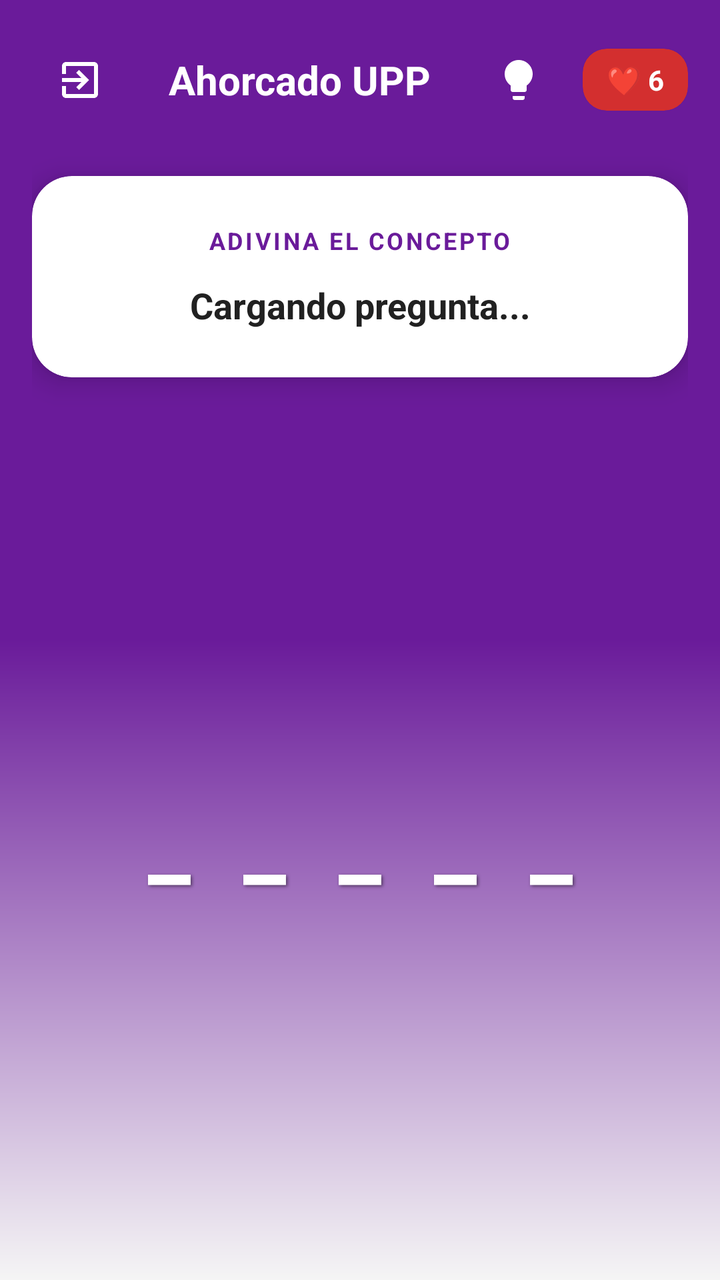
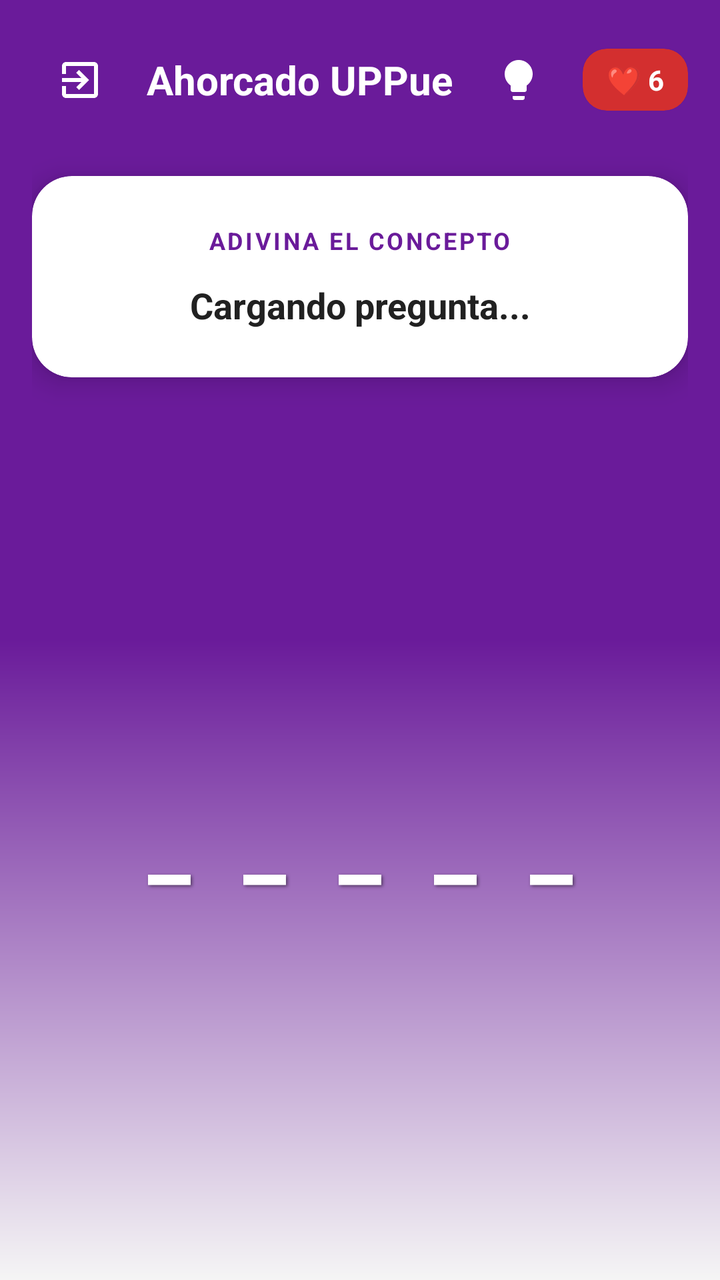

Before-and-after screenshots of an Android layout around one commit, followed by the original layout XML and the change that was made.
<!-- AndroidManifest.xml: activity theme Theme.ReglamentoUpp -->
<!-- res/layout/activity_hangman.xml -->
<?xml version="1.0" encoding="utf-8"?>
<androidx.constraintlayout.widget.ConstraintLayout xmlns:android="http://schemas.android.com/apk/res/android"
    xmlns:app="http://schemas.android.com/apk/res-auto"
    xmlns:tools="http://schemas.android.com/tools"
    android:layout_width="match_parent"
    android:layout_height="match_parent"
    android:background="@drawable/game_background"
    android:padding="16dp"
    tools:context=".HangmanActivity">

    <LinearLayout
        android:id="@+id/headerLayout"
        android:layout_width="match_parent"
        android:layout_height="wrap_content"
        android:orientation="horizontal"
        android:gravity="center_vertical"
        app:layout_constraintTop_toTopOf="parent">

        <ImageButton
            android:id="@+id/btnBack"
            android:layout_width="48dp"
            android:layout_height="48dp"
            android:background="?attr/selectableItemBackgroundBorderless"
            android:src="@drawable/ic_logout"
            app:tint="@color/white"
            android:contentDescription="Volver" />

        <TextView
            android:layout_width="0dp"
            android:layout_height="wrap_content"
            android:layout_weight="1"
            android:text="Ahorcado UPP"
            android:textAlignment="center"
            android:textColor="@color/white"
            android:textStyle="bold"
            android:textSize="20sp" />

        <ImageButton
            android:id="@+id/btnHelp"
            android:layout_width="48dp"
            android:layout_height="48dp"
            android:layout_marginEnd="8dp"
            android:background="?attr/selectableItemBackgroundBorderless"
            android:src="@drawable/ic_foco"
            app:tint="@color/white"
            android:contentDescription="Instrucciones" />

        <com.google.android.material.card.MaterialCardView
            android:layout_width="wrap_content"
            android:layout_height="wrap_content"
            app:cardCornerRadius="12dp"
            app:cardBackgroundColor="#D32F2F">
            <TextView
                android:id="@+id/tvHangmanLives"
                android:layout_width="wrap_content"
                android:layout_height="wrap_content"
                android:paddingHorizontal="12dp"
                android:paddingVertical="6dp"
                android:text="❤️ 6"
                android:textColor="@color/white"
                android:textStyle="bold" />
        </com.google.android.material.card.MaterialCardView>
    </LinearLayout>

    <com.google.android.material.card.MaterialCardView
        android:id="@+id/cardQuestion"
        android:layout_width="match_parent"
        android:layout_height="wrap_content"
        android:layout_marginTop="24dp"
        app:cardCornerRadius="20dp"
        app:cardElevation="8dp"
        app:cardBackgroundColor="@color/white"
        app:layout_constraintTop_toBottomOf="@id/headerLayout">

        <LinearLayout
            android:layout_width="match_parent"
            android:layout_height="wrap_content"
            android:orientation="vertical"
            android:padding="24dp">

            <TextView
                android:layout_width="wrap_content"
                android:layout_height="wrap_content"
                android:text="ADIVINA EL CONCEPTO"
                android:textSize="12sp"
                android:letterSpacing="0.1"
                android:textColor="@color/upp_primary"
                android:textStyle="bold"
                android:layout_gravity="center"/>

            <TextView
                android:id="@+id/tvQuestion"
                android:layout_width="match_parent"
                android:layout_height="wrap_content"
                android:layout_marginTop="12dp"
                android:text="Cargando pregunta..."
                android:textAlignment="center"
                android:textColor="@color/text_primary"
                android:textSize="18sp"
                android:textStyle="bold"
                android:lineSpacingExtra="4dp"/>
        </LinearLayout>
    </com.google.android.material.card.MaterialCardView>

    <TextView
        android:id="@+id/tvHangmanWord"
        android:layout_width="match_parent"
        android:layout_height="wrap_content"
        android:layout_marginTop="40dp"
        android:gravity="center"
        android:text="_ _ _ _ _"
        android:textColor="@color/white"
        android:textSize="48sp"
        android:textStyle="bold"
        android:letterSpacing="0.15"
        android:shadowColor="#80000000"
        android:shadowDx="2"
        android:shadowDy="2"
        android:shadowRadius="4"
        app:layout_constraintTop_toBottomOf="@id/cardQuestion"
        app:layout_constraintBottom_toTopOf="@id/layoutTeclado"/>

    <LinearLayout
        android:id="@+id/layoutTeclado"
        android:layout_width="match_parent"
        android:layout_height="wrap_content"
        android:layout_marginBottom="16dp"
        android:orientation="vertical"
        android:gravity="center_horizontal"
        app:layout_constraintBottom_toBottomOf="parent"
        app:layout_constraintEnd_toEndOf="parent"
        app:layout_constraintStart_toStartOf="parent">
    </LinearLayout>

    <TextView
        android:id="@+id/tvHangmanTitle"
        android:layout_width="0dp"
        android:layout_height="0dp"
        android:visibility="gone"
        app:layout_constraintTop_toTopOf="parent"
        app:layout_constraintStart_toStartOf="parent"/>
    <Button
        android:id="@+id/btnHangmanHint"
        android:layout_width="0dp"
        android:layout_height="0dp"
        android:visibility="gone"
        app:layout_constraintTop_toTopOf="parent"
        app:layout_constraintStart_toStartOf="parent"/>
    <TextView
        android:id="@+id/tvHangmanHint"
        android:layout_width="0dp"
        android:layout_height="0dp"
        android:visibility="gone"
        app:layout_constraintTop_toTopOf="parent"
        app:layout_constraintStart_toStartOf="parent"/>

</androidx.constraintlayout.widget.ConstraintLayout>
<!-- resources referenced by this layout -->
<resources>
  <color name="text_primary">#212121</color>
  <color name="upp_primary">#6A1B9A</color>
  <color name="white">#FFFFFFFF</color>
  <!-- drawable game_background (drawable) -->
  <?xml version="1.0" encoding="utf-8"?>
  <shape xmlns:android="http://schemas.android.com/apk/res/android">
      <gradient
          android:angle="270"
          android:startColor="@color/gradient_start"
          android:centerColor="@color/upp_primary"
          android:endColor="@color/app_bg"
          android:endY="0.7"
          android:type="linear" />
  </shape>
  <!-- drawable ic_foco (drawable) -->
  <vector xmlns:android="http://schemas.android.com/apk/res/android"
      android:width="24dp"
      android:height="24dp"
      android:viewportWidth="24"
      android:viewportHeight="24">
      <path
          android:fillColor="#FFFFFF"
          android:pathData="M9,21c0,0.55 0.45,1 1,1h4c0.55,0 1,-0.45 1,-1v-1H9V21zM12,2C8.14,2 5,5.14 5,9c0,2.38 1.19,4.47 3,5.74V17c0,0.55 0.45,1 1,1h6c0.55,0 1,-0.45 1,-1v-2.26c1.81,-1.27 3,-3.36 3,-5.74C19,5.14 15.86,2 12,2z"/>
  </vector>
  <!-- drawable ic_logout (drawable) -->
  <vector xmlns:android="http://schemas.android.com/apk/res/android"
      android:width="24dp"
      android:height="24dp"
      android:viewportWidth="24"
      android:viewportHeight="24"
      android:tint="#FFFFFF">
      <path
          android:fillColor="@android:color/white"
          android:pathData="M10.09,15.59L11.5,17l5,-5 -5,-5 -1.41,1.41L12.67,11H3v2h9.67l-2.58,2.59zM19,3H5c-1.11,0 -2,0.9 -2,2v4h2V5h14v14H5v-4H3v4c0,1.1 0.89,2 2,2h14c1.1,0 2,-0.9 2,-2V5c0,-1.1 -0.9,-2 -2,-2z"/>
  </vector>
  <style name="Theme.ReglamentoUpp" parent="Theme.MaterialComponents.DayNight.NoActionBar">
          <item name="colorPrimary">@color/upp_primary</item>
          <item name="colorPrimaryVariant">@color/upp_primary_dark</item>
          <item name="colorOnPrimary">@color/white</item>
          <item name="colorSecondary">@color/upp_accent</item>
          <item name="colorSecondaryVariant">@color/upp_secondary</item>
          <item name="colorOnSecondary">@color/white</item>
  
          <item name="shapeAppearanceSmallComponent">@style/ShapeAppearance.App.SmallComponent</item>
          <item name="shapeAppearanceMediumComponent">@style/ShapeAppearance.App.MediumComponent</item>
          <item name="shapeAppearanceLargeComponent">@style/ShapeAppearance.App.LargeComponent</item>
  
          <item name="textInputStyle">@style/Widget.MaterialComponents.TextInputLayout.OutlinedBox.Rounded</item>
      </style>
  <color name="gradient_start">#6A1B9A</color>
  <color name="app_bg">#F5F5F5</color>
  <color name="upp_primary_dark">#4A148C</color>
  <color name="upp_accent">#AB47BC</color>
  <color name="upp_secondary">#8E24AA</color>
  <style name="ShapeAppearance.App.SmallComponent" parent="ShapeAppearance.MaterialComponents.SmallComponent">
          <item name="cornerFamily">rounded</item>
          <item name="cornerSize">50%</item> </style>
  <style name="ShapeAppearance.App.MediumComponent" parent="ShapeAppearance.MaterialComponents.MediumComponent">
          <item name="cornerFamily">rounded</item>
          <item name="cornerSize">28dp</item> </style>
  <style name="ShapeAppearance.App.LargeComponent" parent="ShapeAppearance.MaterialComponents.LargeComponent">
          <item name="cornerFamily">rounded</item>
          <item name="cornerSize">36dp</item> </style>
  <style name="Widget.MaterialComponents.TextInputLayout.OutlinedBox.Rounded" parent="Widget.MaterialComponents.TextInputLayout.OutlinedBox">
          <item name="boxCornerRadiusTopStart">24dp</item>
          <item name="boxCornerRadiusTopEnd">24dp</item>
          <item name="boxCornerRadiusBottomStart">24dp</item>
          <item name="boxCornerRadiusBottomEnd">24dp</item>
      </style>
</resources>

<!-- the commit's change to res/layout/activity_hangman.xml (unified diff, before → after) -->
@@ -29,11 +29,11 @@
             android:layout_width="0dp"
             android:layout_height="wrap_content"
             android:layout_weight="1"
-            android:text="Ahorcado UPP"
+            android:text="Ahorcado UPPue"
             android:textAlignment="center"
             android:textColor="@color/white"
-            android:textStyle="bold"
-            android:textSize="20sp" />
+            android:textSize="20sp"
+            android:textStyle="bold" />
 
         <ImageButton
             android:id="@+id/btnHelp"
